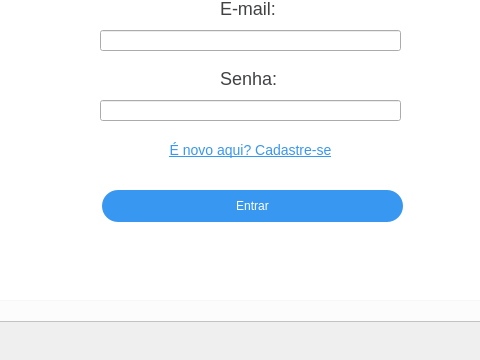
Old version of the form screens/login.ui in the repository gabrielloliveira/instascheduler; both pictures show x 150 to 630 and y 140 to 500 of the 800 by 500 pixel window.
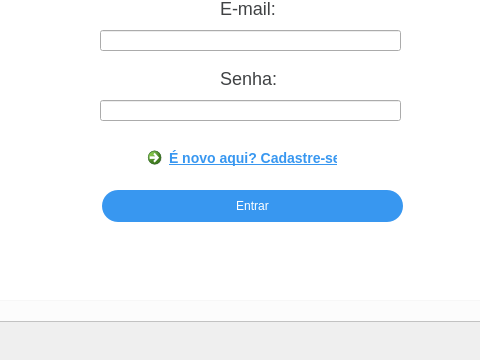
New version of the form.

Commit message: Fazendo os links funcionarem

Patch:
```diff
--- a/screens/login.ui
+++ b/screens/login.ui
@@ -144,13 +144,13 @@
 border: 1px solid #f7f7f7;</string>
     </property>
    </widget>
-   <widget class="QLabel" name="link_signup">
+   <widget class="QCommandLinkButton" name="link_signup">
     <property name="geometry">
      <rect>
-      <x>310</x>
+      <x>290</x>
       <y>280</y>
-      <width>181</width>
-      <height>20</height>
+      <width>201</width>
+      <height>41</height>
      </rect>
     </property>
     <property name="cursor">
@@ -164,9 +164,6 @@
     <property name="text">
      <string>É novo aqui? Cadastre-se</string>
     </property>
-    <property name="alignment">
-     <set>Qt::AlignCenter</set>
-    </property>
    </widget>
    <zorder>columnView</zorder>
    <zorder>columnView_2</zorder>
```
Left out of the diff: 5 changed lines with no effect on the pictures. The commit also changes 6 other files.
